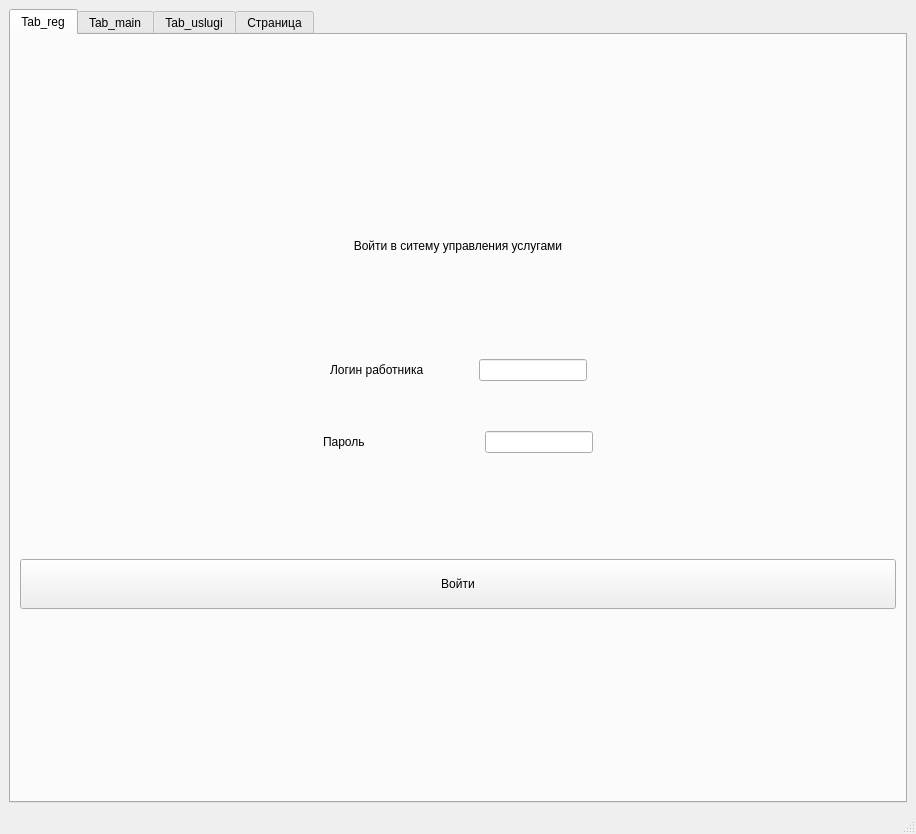
This is mainwindow.ui in IG-or-LO/tool_for_provider as Qt 5 draws it before an edit. The edited form follows.
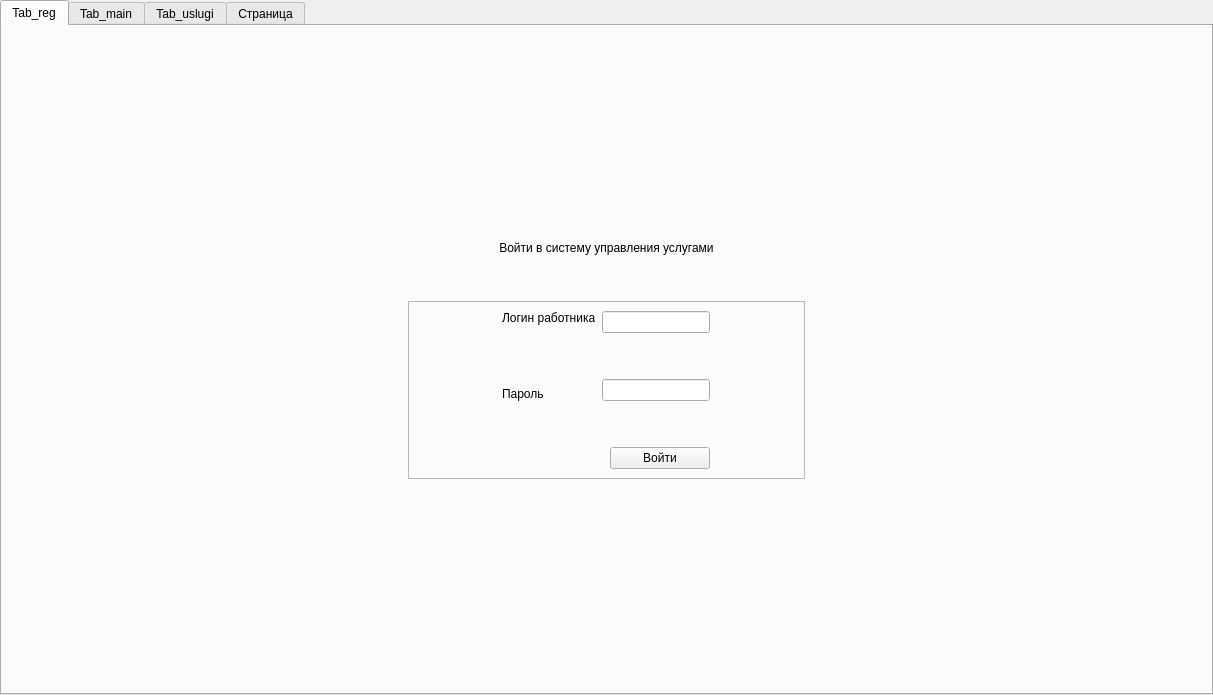
This is the edited form. The open tabs and pages were chosen to show the change.

Patch:
```diff
--- a/mainwindow.ui
+++ b/mainwindow.ui
@@ -6,8 +6,8 @@
    <rect>
     <x>0</x>
     <y>0</y>
-    <width>916</width>
-    <height>834</height>
+    <width>1213</width>
+    <height>695</height>
    </rect>
   </property>
   <property name="windowTitle">
@@ -18,8 +18,29 @@
   </property>
   <widget class="QWidget" name="centralwidget">
    <layout class="QGridLayout" name="gridLayout">
+    <property name="leftMargin">
+     <number>0</number>
+    </property>
+    <property name="topMargin">
+     <number>0</number>
+    </property>
+    <property name="rightMargin">
+     <number>0</number>
+    </property>
+    <property name="bottomMargin">
+     <number>0</number>
+    </property>
+    <property name="spacing">
+     <number>0</number>
+    </property>
     <item row="0" column="0">
      <widget class="QTabWidget" name="tabWidget">
+      <property name="minimumSize">
+       <size>
+        <width>500</width>
+        <height>600</height>
+       </size>
+      </property>
       <property name="currentIndex">
        <number>0</number>
       </property>
@@ -33,25 +54,22 @@
        <attribute name="title">
         <string>Tab_reg</string>
        </attribute>
-       <layout class="QGridLayout" name="gridLayout_2">
-        <item row="0" column="0">
-         <spacer name="verticalSpacer_4">
+       <layout class="QGridLayout" name="gridLayout_5">
+        <item row="2" column="1">
+         <spacer name="verticalSpacer">
           <property name="orientation">
            <enum>Qt::Vertical</enum>
           </property>
-          <property name="sizeType">
-           <enum>QSizePolicy::Fixed</enum>
-          </property>
           <property name="sizeHint" stdset="0">
            <size>
-            <width>873</width>
-            <height>13</height>
+            <width>20</width>
+            <height>40</height>
            </size>
           </property>
          </spacer>
         </item>
-        <item row="1" column="0">
-         <layout class="QVBoxLayout" name="verticalLayout">
+        <item row="1" column="1">
+         <layout class="QVBoxLayout" name="verticalLayout_8">
           <item>
            <widget class="QLabel" name="label_enter_or_reg">
             <property name="sizePolicy">
@@ -61,7 +79,7 @@
              </sizepolicy>
             </property>
             <property name="text">
-             <string>Войти в ситему управления услугами</string>
+             <string>Войти в сиcтему управления услугами</string>
             </property>
             <property name="alignment">
              <set>Qt::AlignHCenter|Qt::AlignTop</set>
@@ -69,44 +87,39 @@
            </widget>
           </item>
           <item>
-           <spacer name="verticalSpacer_2">
+           <spacer name="verticalSpacer_3">
             <property name="orientation">
              <enum>Qt::Vertical</enum>
             </property>
-            <property name="sizeType">
-             <enum>QSizePolicy::Fixed</enum>
-            </property>
             <property name="sizeHint" stdset="0">
              <size>
               <width>20</width>
-              <height>100</height>
+              <height>40</height>
              </size>
             </property>
            </spacer>
           </item>
           <item>
-           <layout class="QVBoxLayout" name="verticalLayout_4">
-            <property name="spacing">
-             <number>10</number>
+           <widget class="QFrame" name="frame">
+            <property name="sizePolicy">
+             <sizepolicy hsizetype="Expanding" vsizetype="Expanding">
+              <horstretch>0</horstretch>
+              <verstretch>0</verstretch>
+             </sizepolicy>
             </property>
+            <property name="frameShape">
+             <enum>QFrame::StyledPanel</enum>
+            </property>
+            <property name="frameShadow">
+             <enum>QFrame::Raised</enum>
+            </property>
+            <layout class="QGridLayout" name="gridLayout_2">
+             <item row="0" column="0">
+              <layout class="QVBoxLayout" name="verticalLayout_7">
             <item>
              <layout class="QHBoxLayout" name="horizontalLayout_3">
-              <property name="spacing">
-               <number>0</number>
-              </property>
               <item>
-               <spacer name="horizontalSpacer">
-                <property name="orientation">
-                 <enum>Qt::Horizontal</enum>
-                </property>
-                <property name="sizeHint" stdset="0">
-                 <size>
-                  <width>40</width>
-                  <height>20</height>
-                 </size>
-                </property>
-               </spacer>
-              </item>
+                  <layout class="QVBoxLayout" name="verticalLayout">
               <item>
                <widget class="QLabel" name="label_login">
                 <property name="sizePolicy">
@@ -124,79 +137,14 @@
                </widget>
               </item>
               <item>
-               <spacer name="horizontalSpacer_6">
-                <property name="orientation">
-                 <enum>Qt::Horizontal</enum>
-                </property>
-                <property name="sizeType">
-                 <enum>QSizePolicy::Fixed</enum>
-                </property>
-                <property name="sizeHint" stdset="0">
-                 <size>
-                  <width>55</width>
-                  <height>20</height>
-                 </size>
-                </property>
-               </spacer>
-              </item>
-              <item>
-               <widget class="QLineEdit" name="leName">
-                <property name="sizePolicy">
-                 <sizepolicy hsizetype="Fixed" vsizetype="Fixed">
-                  <horstretch>0</horstretch>
-                  <verstretch>0</verstretch>
-                 </sizepolicy>
-                </property>
-                <property name="text">
-                 <string/>
-                </property>
-               </widget>
-              </item>
-              <item>
-               <spacer name="horizontalSpacer_4">
-                <property name="orientation">
-                 <enum>Qt::Horizontal</enum>
-                </property>
-                <property name="sizeHint" stdset="0">
-                 <size>
-                  <width>40</width>
-                  <height>20</height>
-                 </size>
-                </property>
-               </spacer>
-              </item>
-             </layout>
-            </item>
-            <item>
-             <spacer name="verticalSpacer_3">
+                    <spacer name="verticalSpacer_13">
               <property name="orientation">
                <enum>Qt::Vertical</enum>
               </property>
-              <property name="sizeType">
-               <enum>QSizePolicy::Fixed</enum>
-              </property>
               <property name="sizeHint" stdset="0">
                <size>
-                <width>0</width>
+                       <width>20</width>
                 <height>40</height>
-               </size>
-              </property>
-             </spacer>
-            </item>
-            <item>
-             <layout class="QHBoxLayout" name="horizontalLayout_4">
-              <property name="spacing">
-               <number>0</number>
-              </property>
-              <item>
-               <spacer name="horizontalSpacer_2">
-                <property name="orientation">
-                 <enum>Qt::Horizontal</enum>
-                </property>
-                <property name="sizeHint" stdset="0">
-                 <size>
-                  <width>40</width>
-                  <height>20</height>
                  </size>
                 </property>
                </spacer>
@@ -214,18 +162,32 @@
                 </property>
                </widget>
               </item>
+                  </layout>
+                 </item>
               <item>
-               <spacer name="horizontalSpacer_7">
+                  <layout class="QVBoxLayout" name="verticalLayout_4">
+                   <item>
+                    <widget class="QLineEdit" name="leName">
+                     <property name="sizePolicy">
+                      <sizepolicy hsizetype="Fixed" vsizetype="Fixed">
+                       <horstretch>0</horstretch>
+                       <verstretch>0</verstretch>
+                      </sizepolicy>
+                     </property>
+                     <property name="text">
+                      <string/>
+                     </property>
+                    </widget>
+                   </item>
+                   <item>
+                    <spacer name="verticalSpacer_14">
                 <property name="orientation">
-                 <enum>Qt::Horizontal</enum>
-                </property>
-                <property name="sizeType">
-                 <enum>QSizePolicy::Fixed</enum>
+                      <enum>Qt::Vertical</enum>
                 </property>
                 <property name="sizeHint" stdset="0">
                  <size>
-                  <width>120</width>
-                  <height>20</height>
+                       <width>20</width>
+                       <height>40</height>
                  </size>
                 </property>
                </spacer>
@@ -243,35 +205,19 @@
                 </property>
                </widget>
               </item>
-              <item>
-               <spacer name="horizontalSpacer_5">
-                <property name="orientation">
-                 <enum>Qt::Horizontal</enum>
-                </property>
-                <property name="sizeHint" stdset="0">
-                 <size>
-                  <width>40</width>
-                  <height>20</height>
-                 </size>
-                </property>
-               </spacer>
-              </item>
              </layout>
             </item>
            </layout>
           </item>
           <item>
-           <spacer name="verticalSpacer">
+                <spacer name="verticalSpacer_4">
             <property name="orientation">
              <enum>Qt::Vertical</enum>
             </property>
-            <property name="sizeType">
-             <enum>QSizePolicy::Fixed</enum>
-            </property>
             <property name="sizeHint" stdset="0">
              <size>
-              <width>13</width>
-              <height>100</height>
+                   <width>20</width>
+                   <height>40</height>
              </size>
             </property>
            </spacer>
@@ -279,14 +225,14 @@
           <item>
            <widget class="QPushButton" name="pbEnter">
             <property name="sizePolicy">
-             <sizepolicy hsizetype="Expanding" vsizetype="Expanding">
+                  <sizepolicy hsizetype="Fixed" vsizetype="Fixed">
               <horstretch>0</horstretch>
               <verstretch>0</verstretch>
              </sizepolicy>
             </property>
             <property name="maximumSize">
              <size>
-              <width>16777215</width>
+                   <width>100</width>
               <height>50</height>
              </size>
             </property>
@@ -296,6 +242,12 @@
             <property name="text">
              <string>Войти</string>
             </property>
+                 <property name="iconSize">
+                  <size>
+                   <width>16</width>
+                   <height>16</height>
+                  </size>
+                 </property>
             <property name="shortcut">
              <string>Return</string>
             </property>
@@ -305,6 +257,50 @@
         </item>
        </layout>
       </widget>
+          </item>
+         </layout>
+        </item>
+        <item row="1" column="2">
+         <spacer name="horizontalSpacer_2">
+          <property name="orientation">
+           <enum>Qt::Horizontal</enum>
+          </property>
+          <property name="sizeHint" stdset="0">
+           <size>
+            <width>40</width>
+            <height>20</height>
+           </size>
+          </property>
+         </spacer>
+        </item>
+        <item row="1" column="0">
+         <spacer name="horizontalSpacer">
+          <property name="orientation">
+           <enum>Qt::Horizontal</enum>
+          </property>
+          <property name="sizeHint" stdset="0">
+           <size>
+            <width>40</width>
+            <height>20</height>
+           </size>
+          </property>
+         </spacer>
+        </item>
+        <item row="0" column="1">
+         <spacer name="verticalSpacer_2">
+          <property name="orientation">
+           <enum>Qt::Vertical</enum>
+          </property>
+          <property name="sizeHint" stdset="0">
+           <size>
+            <width>20</width>
+            <height>40</height>
+           </size>
+          </property>
+         </spacer>
+        </item>
+       </layout>
+      </widget>
       <widget class="QWidget" name="tab_main">
        <attribute name="title">
         <string>Tab_main</string>
@@ -972,17 +968,6 @@
     </item>
    </layout>
   </widget>
-  <widget class="QMenuBar" name="menubar">
-   <property name="geometry">
-    <rect>
-     <x>0</x>
-     <y>0</y>
-     <width>916</width>
-     <height>22</height>
-    </rect>
-   </property>
-  </widget>
-  <widget class="QStatusBar" name="statusbar"/>
  </widget>
  <resources/>
  <connections/>
```
Left out of the diff: 105 changed lines with no effect on the pictures. Lines whose indentation alone changed are shown as unchanged.
